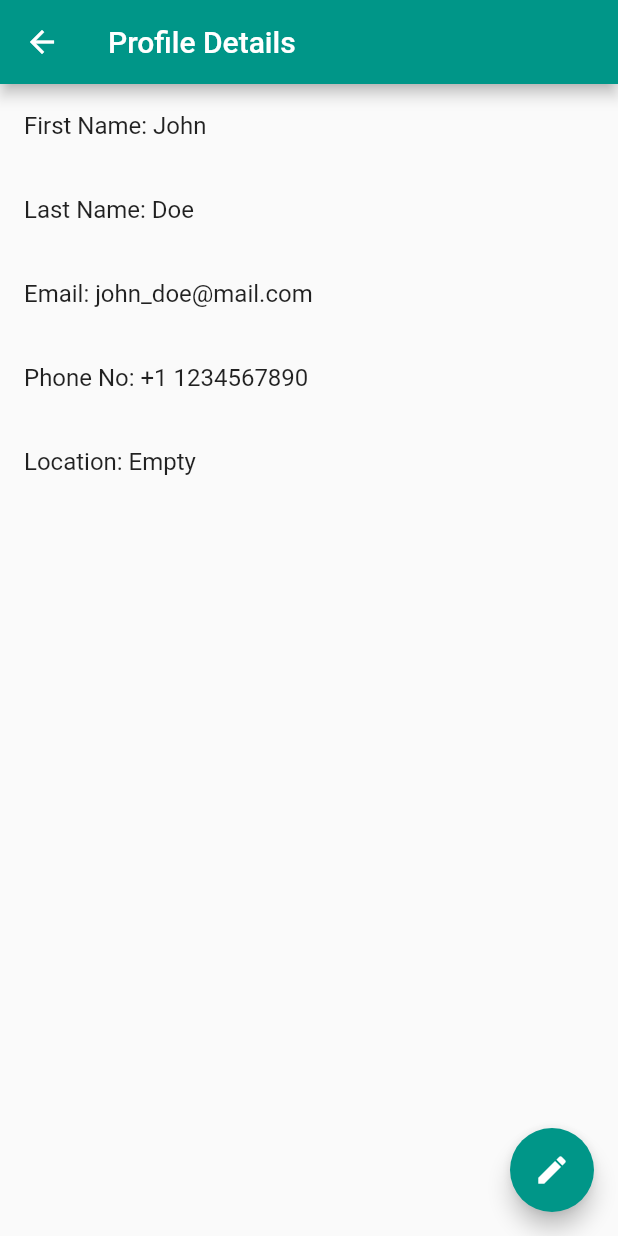
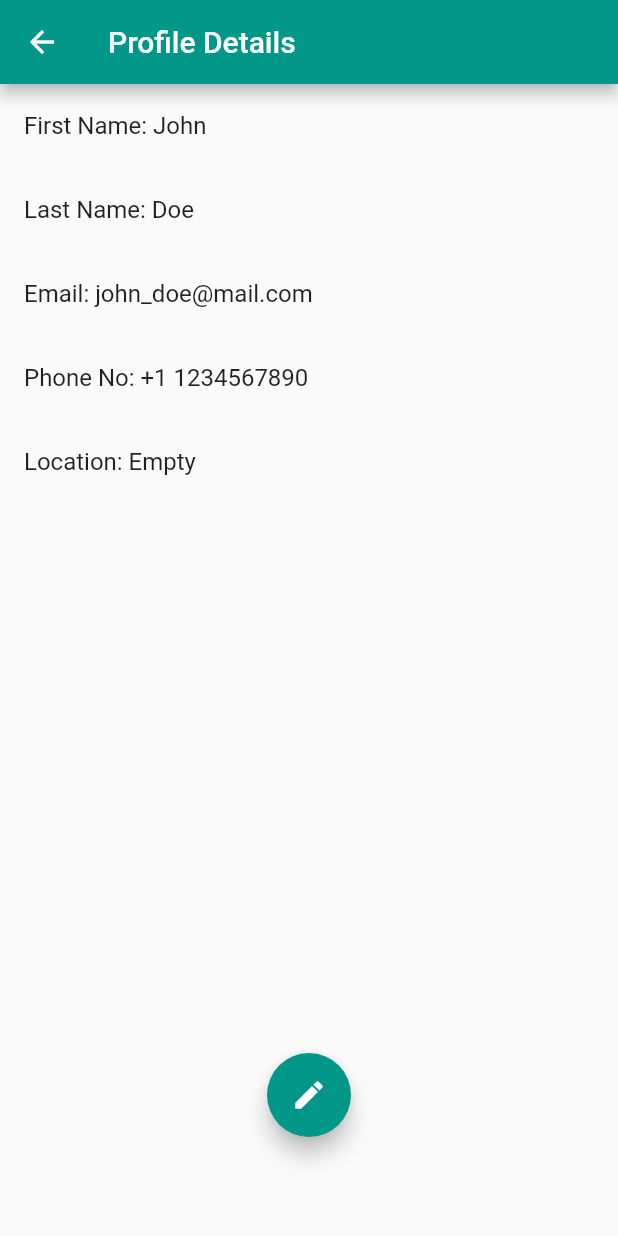
Before and after one commit to Anshu-Jaiswal/Resume-Maker-App, a Flutter app: the screen it shows after launch, after a tap on "Profile", on a phone screen of 412 x 824 dp. Run offline on Flutter 3.47's test engine with Material 2 defaults, Android fonts, the phone set to English and light mode, and no system bars; our stand-ins replace email_validator, pdf; missing offline and left inert: flutter_pdfview.

Commit message:
final app"

```diff
--- a/lib/global/gTemplate.dart
+++ /dev/null
@@ -1 +0,0 @@
-// var templateNames = ["Template1", "Template2"];
--- a/lib/main.dart
+++ b/lib/main.dart
@@ -45,6 +45,7 @@ class PdfMaker extends StatelessWidget {
           ),
         ),
       ),
+      floatingActionButtonLocation: FloatingActionButtonLocation.centerFloat,
       floatingActionButton: FloatingActionButton.extended(
         icon: const Icon(Icons.arrow_right),
         onPressed: () => _templateSelectPageNav(context),
--- a/lib/ui/certificate_details.dart
+++ b/lib/ui/certificate_details.dart
@@ -108,8 +108,11 @@ class _EditCertificateState extends State<EditCertificate> {
                 return null;
               },
             ),
+            const Spacer(
+              flex: 2,
+            ),
+            ElevatedButton(onPressed: _onSave, child: const Text("Save")),
             const Spacer(),
-            ElevatedButton(onPressed: _onSave, child: const Text("Save"))
           ],
         ),
       ),
--- a/lib/ui/profile_details.dart
+++ b/lib/ui/profile_details.dart
@@ -22,6 +22,7 @@ class _ProfileDetailsState extends State<ProfileDetails> {
         _listTile("Phone No", profile.phoneNumber),
         _listTile("Location", profile.location),
       ]),
+      floatingActionButtonLocation: FloatingActionButtonLocation.centerFloat,
       floatingActionButton: _editFabBtn(),
     );
   }
@@ -29,7 +30,9 @@ class _ProfileDetailsState extends State<ProfileDetails> {
   _listTile(String head, String? end) => ListTile(title: Text("$head: ${end ?? 'Empty'}"));
 
   _editFabBtn() {
-    return FloatingActionButton(
+    return Padding(
+      padding: const EdgeInsets.only(bottom: 50),
+      child: FloatingActionButton(
           onPressed: () async {
             await Navigator.push(
               context,
@@ -40,7 +43,8 @@ class _ProfileDetailsState extends State<ProfileDetails> {
 
             setState(() {});
           },
-        child: const Icon(Icons.edit));
+          child: const Icon(Icons.edit)),
+    );
   }
 }
 
--- a/lib/ui/project_details.dart
+++ b/lib/ui/project_details.dart
@@ -149,8 +149,11 @@ class _EditProjectState extends State<EditProject> {
                   controller: _linkCtr,
                   decoration: InputDecoration(labelText: "Link"),
                 ),
+                Spacer(
+                  flex: 2,
+                ),
+                ElevatedButton(onPressed: _onSave, child: Text("Save")),
                 Spacer(),
-                ElevatedButton(onPressed: _onSave, child: Text("Save"))
               ],
             ),
           ),
```
Also changed, not shown: lib/app_page_view.dart (+6 -3 lines), lib/ui/skill_details.dart (+5 -2 lines), pubspec.lock, 1 other file. Lines whose indentation alone changed are shown as unchanged.
